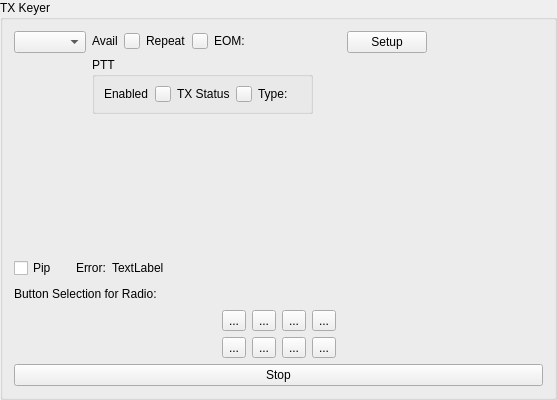
This is mqt/MqtLogger/txvmbuttonsframe.ui in Rsclub22/Minos2-Mirror as Qt 5 draws it before an edit. The edited form follows.
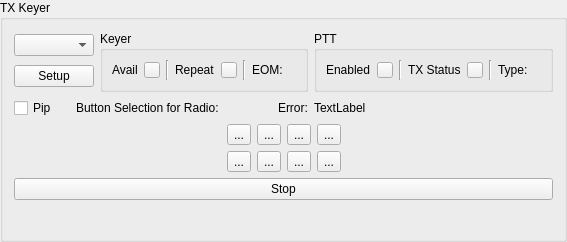
This is the edited form.

Commit message: various fixes and change txbuttonsframe layout to reduce height and space, also try and fix cwMemType not always updating at start

Patch:
```diff
--- a/mqt/MqtLogger/txvmbuttonsframe.ui
+++ b/mqt/MqtLogger/txvmbuttonsframe.ui
@@ -6,8 +6,8 @@
    <rect>
     <x>0</x>
     <y>0</y>
-    <width>557</width>
-    <height>400</height>
+    <width>525</width>
+    <height>242</height>
    </rect>
   </property>
   <property name="windowTitle">
@@ -16,31 +16,31 @@
   <property name="title">
    <string>TX Keyer</string>
   </property>
-  <layout class="QVBoxLayout" name="verticalLayout_2">
+  <layout class="QVBoxLayout" name="verticalLayout_4">
    <item>
-    <layout class="QHBoxLayout" name="horizontalLayout_3">
+    <layout class="QVBoxLayout" name="verticalLayout">
+     <item>
+      <layout class="QHBoxLayout" name="horizontalLayout_18">
      <item>
       <layout class="QVBoxLayout" name="verticalLayout_3">
        <item>
         <widget class="QComboBox" name="voiceKeyerSelect"/>
        </item>
        <item>
-        <spacer name="verticalSpacer_2">
-         <property name="orientation">
-          <enum>Qt::Vertical</enum>
-         </property>
-         <property name="sizeHint" stdset="0">
-          <size>
-           <width>20</width>
-           <height>40</height>
-          </size>
-         </property>
-        </spacer>
+          <widget class="QPushButton" name="vmSetupPb">
+           <property name="text">
+            <string>Setup</string>
+           </property>
+          </widget>
        </item>
       </layout>
      </item>
      <item>
-      <layout class="QVBoxLayout" name="verticalLayout">
+        <widget class="QGroupBox" name="keyerIndicatorGroupBox">
+         <property name="title">
+          <string>Keyer</string>
+         </property>
+         <layout class="QVBoxLayout" name="verticalLayout_2">
        <item>
         <layout class="QHBoxLayout" name="horizontalLayout_5">
          <item>
@@ -72,6 +72,13 @@
            </property>
           </widget>
          </item>
+            <item>
+             <widget class="Line" name="line">
+              <property name="orientation">
+               <enum>Qt::Vertical</enum>
+              </property>
+             </widget>
+            </item>
          <item>
           <layout class="QHBoxLayout" name="horizontalLayout_4">
            <item>
@@ -103,6 +110,13 @@
              </property>
             </widget>
            </item>
+              <item>
+               <widget class="Line" name="line_2">
+                <property name="orientation">
+                 <enum>Qt::Vertical</enum>
+                </property>
+               </widget>
+              </item>
            <item>
             <layout class="QHBoxLayout" name="horizontalLayout_13">
              <item>
@@ -138,6 +152,9 @@
          </item>
         </layout>
        </item>
+         </layout>
+        </widget>
+       </item>
        <item>
         <layout class="QHBoxLayout" name="horizontalLayout_14">
          <item>
@@ -183,6 +200,13 @@
               </item>
               <item>
                <layout class="QHBoxLayout" name="horizontalLayout_6">
+                <item>
+                 <widget class="Line" name="line_3">
+                  <property name="orientation">
+                   <enum>Qt::Vertical</enum>
+                  </property>
+                 </widget>
+                </item>
                 <item>
                  <widget class="QLabel" name="txStatusLabel">
                   <property name="text">
@@ -214,6 +238,13 @@
                 </item>
                 <item>
                  <layout class="QHBoxLayout" name="horizontalLayout_8">
+                  <item>
+                   <widget class="Line" name="line_4">
+                    <property name="orientation">
+                     <enum>Qt::Vertical</enum>
+                    </property>
+                   </widget>
+                  </item>
                   <item>
                    <widget class="QLabel" name="pttTypeLabel">
                     <property name="text">
@@ -252,58 +283,8 @@
          </item>
         </layout>
        </item>
-       <item>
-        <spacer name="verticalSpacer">
-         <property name="orientation">
-          <enum>Qt::Vertical</enum>
-         </property>
-         <property name="sizeHint" stdset="0">
-          <size>
-           <width>98</width>
-           <height>18</height>
-          </size>
-         </property>
-        </spacer>
-       </item>
       </layout>
      </item>
-     <item>
-      <layout class="QVBoxLayout" name="verticalLayout_4">
-       <item>
-        <widget class="QPushButton" name="vmSetupPb">
-         <property name="text">
-          <string>Setup</string>
-         </property>
-        </widget>
-       </item>
-       <item>
-        <spacer name="verticalSpacer_3">
-         <property name="orientation">
-          <enum>Qt::Vertical</enum>
-         </property>
-         <property name="sizeHint" stdset="0">
-          <size>
-           <width>20</width>
-           <height>40</height>
-          </size>
-         </property>
-        </spacer>
-       </item>
-      </layout>
-     </item>
-     <item>
-      <spacer name="horizontalSpacer">
-       <property name="orientation">
-        <enum>Qt::Horizontal</enum>
-       </property>
-       <property name="sizeHint" stdset="0">
-        <size>
-         <width>128</width>
-         <height>53</height>
-        </size>
-       </property>
-      </spacer>
-     </item>
     </layout>
    </item>
    <item>
@@ -326,6 +307,37 @@
        </item>
        <item>
         <layout class="QHBoxLayout" name="horizontalLayout_15">
+         <item>
+          <layout class="QHBoxLayout" name="horizontalLayout_9">
+           <item>
+            <widget class="QLabel" name="buttonSelectionLbl">
+             <property name="text">
+              <string>Button Selection for Radio:</string>
+             </property>
+            </widget>
+           </item>
+           <item>
+            <widget class="QLabel" name="saveByRadioNameText">
+             <property name="text">
+              <string/>
+             </property>
+            </widget>
+           </item>
+           <item>
+            <spacer name="horizontalSpacer_4">
+             <property name="orientation">
+              <enum>Qt::Horizontal</enum>
+             </property>
+             <property name="sizeHint" stdset="0">
+              <size>
+               <width>40</width>
+               <height>20</height>
+              </size>
+             </property>
+            </spacer>
+           </item>
+          </layout>
+         </item>
          <item>
           <widget class="QLabel" name="errorTitleLabel">
            <property name="text">
@@ -361,37 +373,6 @@
    </item>
    <item>
     <layout class="QVBoxLayout" name="verticalLayout_5">
-     <item>
-      <layout class="QHBoxLayout" name="horizontalLayout_9">
-       <item>
-        <widget class="QLabel" name="buttonSelectionLbl">
-         <property name="text">
-          <string>Button Selection for Radio:</string>
-         </property>
-        </widget>
-       </item>
-       <item>
-        <widget class="QLabel" name="saveByRadioNameText">
-         <property name="text">
-          <string/>
-         </property>
-        </widget>
-       </item>
-       <item>
-        <spacer name="horizontalSpacer_4">
-         <property name="orientation">
-          <enum>Qt::Horizontal</enum>
-         </property>
-         <property name="sizeHint" stdset="0">
-          <size>
-           <width>40</width>
-           <height>20</height>
-          </size>
-         </property>
-        </spacer>
-       </item>
-      </layout>
-     </item>
      <item>
       <layout class="QHBoxLayout" name="horizontalLayout">
        <item>
@@ -521,6 +502,19 @@
      </item>
     </layout>
    </item>
+   <item>
+    <spacer name="verticalSpacer">
+     <property name="orientation">
+      <enum>Qt::Vertical</enum>
+     </property>
+     <property name="sizeHint" stdset="0">
+      <size>
+       <width>20</width>
+       <height>40</height>
+      </size>
+     </property>
+    </spacer>
+   </item>
   </layout>
  </widget>
  <resources/>
```
Left out of the diff: 2 changed lines with no effect on the pictures. Lines whose indentation alone changed are shown as unchanged. The commit also changes 7 other files.
